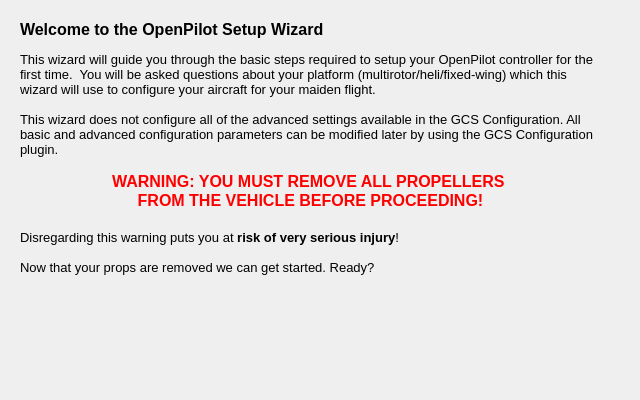
Above: ground/openpilotgcs/src/plugins/setupwizard/pages/startpage.ui from openpilot/OpenPilot before the change. Below: the same form after it.
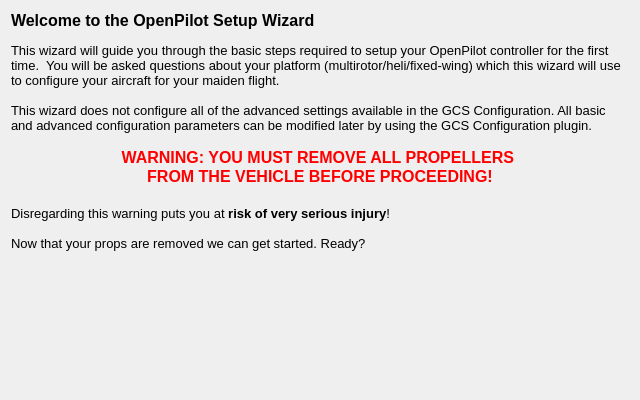
That is the form after the change.

Commit message: GCS-Added layouts to new wiz

```diff
--- a/ground/openpilotgcs/src/plugins/setupwizard/pages/startpage.ui
+++ b/ground/openpilotgcs/src/plugins/setupwizard/pages/startpage.ui
@@ -19,15 +19,9 @@
   <property name="windowTitle">
    <string>WizardPage</string>
   </property>
+  <layout class="QVBoxLayout" name="verticalLayout">
+   <item>
   <widget class="QLabel" name="label_2">
-   <property name="geometry">
-    <rect>
-     <x>20</x>
-     <y>20</y>
-     <width>581</width>
-     <height>350</height>
-    </rect>
-   </property>
    <property name="text">
     <string>&lt;!DOCTYPE HTML PUBLIC &quot;-//W3C//DTD HTML 4.0//EN&quot; &quot;http://www.w3.org/TR/REC-html40/strict.dtd&quot;&gt;
 &lt;html&gt;&lt;head&gt;&lt;meta name=&quot;qrichtext&quot; content=&quot;1&quot; /&gt;&lt;style type=&quot;text/css&quot;&gt;
@@ -53,6 +47,8 @@
     <bool>true</bool>
    </property>
   </widget>
+   </item>
+  </layout>
  </widget>
  <resources/>
  <connections/>
```
Lines whose indentation alone changed are shown as unchanged. The commit also changes 14 other files.
